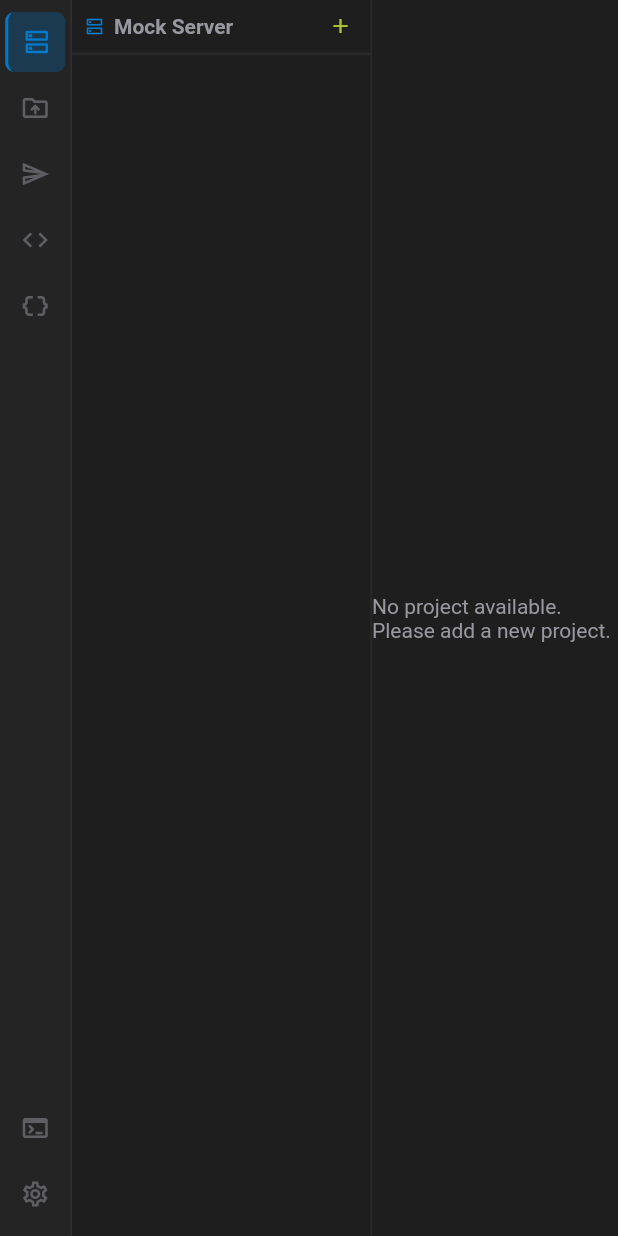
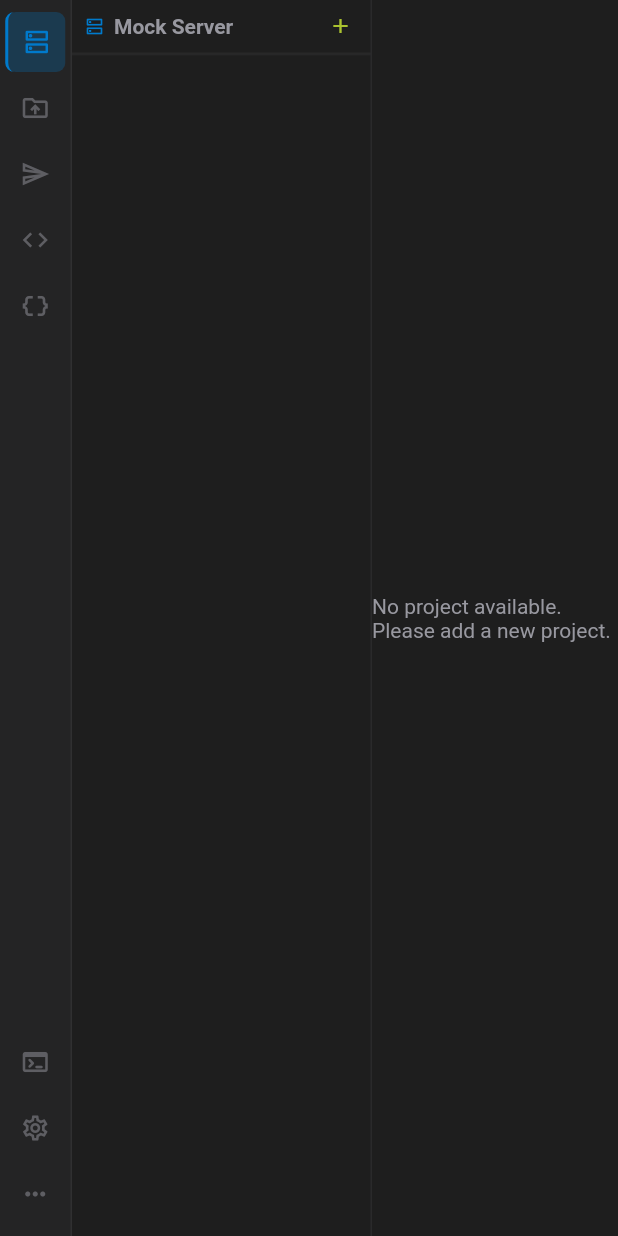
Before and after one commit to muhammadsaddamnur/mockondo, a Flutter app: the screen it shows after launch, on a phone screen of 412 x 824 dp. Run offline on Flutter 3.47's test engine with Material 3 defaults, Android fonts, the light colour scheme and no system bars; our stand-ins replace faker, file_picker, fluttertoast, get, math_expressions, shared_preferences and 2 more; missing offline and left inert: network_info_plus, re_editor, re_highlight, shelf_router, window_size.

Commit message:
feat: add import/export functionality and update app icon

```diff
--- a/lib/core/widgets/custom_json_textfield.dart
+++ b/lib/core/widgets/custom_json_textfield.dart
@@ -116,7 +116,9 @@ class _CustomJsonTextFieldState extends State<CustomJsonTextField> {
             child: Text('Beautify', style: TextStyle(fontSize: AppTextSize.badge)),
           ),
           Expanded(
-            child: CodeAutocomplete(
+            child: Shortcuts(
+              shortcuts: const <ShortcutActivator, Intent>{},
+              child: CodeAutocomplete(
               viewBuilder: buildInterpolationAutocompleteView,
               promptsBuilder: _promptsBuilder,
               child: CodeEditor(
@@ -176,6 +178,7 @@ class _CustomJsonTextFieldState extends State<CustomJsonTextField> {
               ),
             ),
             ),
+            ),
           ),
         ],
       ),
--- a/lib/features/home/presentation/pages/home_page.dart
+++ b/lib/features/home/presentation/pages/home_page.dart
@@ -16,6 +16,7 @@ import 'package:mockondo/features/home/presentation/widgets/ws_endpoint_widget.d
 import 'package:mockondo/features/http_client/presentation/pages/http_client_page.dart';
 import 'package:mockondo/features/json_to_code/presentation/pages/json_to_code_page.dart';
 import 'package:mockondo/features/mock_s3/presentation/pages/mock_s3_page.dart';
+import 'package:mockondo/core/export_import_service.dart';
 import 'package:mockondo/features/settings/presentation/pages/settings_page.dart';
 
 class HomePage extends StatefulWidget {
@@ -277,6 +278,8 @@ class _HomePageState extends State<HomePage> {
                   selected: _mode == _AppMode.settings,
                   onTap: () => setState(() => _mode = _AppMode.settings),
                 ),
+                const SizedBox(height: AppSpacing.xs),
+                _ImportExportIcon(),
                 const SizedBox(height: AppSpacing.m),
               ],
             ),
@@ -1121,6 +1124,64 @@ class _ActivityIcon extends StatelessWidget {
   }
 }
 
+// ── Import / Export icon ──────────────────────────────────────────────────────
+
+class _ImportExportIcon extends StatelessWidget {
+  @override
+  Widget build(BuildContext context) {
+    return Tooltip(
+      message: 'Import / Export Project',
+      preferBelow: false,
+      child: PopupMenuButton<String>(
+        offset: const Offset(44, 0),
+        shape: RoundedRectangleBorder(borderRadius: BorderRadius.circular(8)),
+        tooltip: '',
+        onSelected: (value) async {
+          if (value == 'export') {
+            await ExportImportService.export(context);
+          } else if (value == 'import') {
+            await ExportImportService.import(context);
+          }
+        },
+        itemBuilder: (_) => [
+          PopupMenuItem(
+            value: 'export',
+            child: Row(
+              children: [
+                Icon(Icons.upload_outlined, size: 16, color: AppColors.textD.withValues(alpha: 0.7)),
+                const SizedBox(width: 8),
+                Text('Export Project', style: TextStyle(fontSize: AppTextSize.small)),
+              ],
+            ),
+          ),
+          PopupMenuItem(
+            value: 'import',
+            child: Row(
+              children: [
+                Icon(Icons.download_outlined, size: 16, color: AppColors.textD.withValues(alpha: 0.7)),
+                const SizedBox(width: 8),
+                Text('Import Project', style: TextStyle(fontSize: AppTextSize.small)),
+              ],
+            ),
+          ),
+        ],
+        child: Container(
+          width: 40,
+          height: 40,
+          decoration: BoxDecoration(
+            borderRadius: BorderRadius.circular(6),
+          ),
+          child: Icon(
+            Icons.more_horiz_rounded,
+            size: 20,
+            color: AppColors.textD.withValues(alpha: 0.5),
+          ),
+        ),
+      ),
+    );
+  }
+}
+
 // ── Tab chip for HTTP / WebSocket switcher ────────────────────────────────────
 
 class _TabChip extends StatelessWidget {
--- a/lib/main.dart
+++ b/lib/main.dart
@@ -3,7 +3,6 @@ import 'dart:io';
 import 'package:flutter/material.dart';
 import 'package:get/get.dart';
 import 'package:mockondo/core/colors.dart';
-import 'package:mockondo/core/export_import_service.dart';
 import 'package:mockondo/features/home/presentation/pages/home_page.dart';
 import 'package:window_size/window_size.dart';
 
@@ -67,26 +66,6 @@ class MyApp extends StatelessWidget {
                 ),
             ],
           ),
-          // File menu — Export / Import.
-          PlatformMenu(
-            label: 'File',
-            menus: [
-              PlatformMenuItem(
-                label: 'Export Project……',
-                onSelected: () async {
-                  final ctx = Get.context;
-                  if (ctx != null) await ExportImportService.export(ctx);
-                },
-              ),
-              PlatformMenuItem(
-                label: 'Import Project…',
-                onSelected: () async {
-                  final ctx = Get.context;
-                  if (ctx != null) await ExportImportService.import(ctx);
-                },
-              ),
-            ],
-          ),
         ],
         child: const HomePage(),
       ),
--- a/pubspec.yaml
+++ b/pubspec.yaml
@@ -39,7 +39,7 @@ dependencies:
   http: ^1.4.0
   math_expressions: ^3.1.0
   network_info_plus: ^6.1.4
-  re_editor: ^0.7.0
+  re_editor: ^0.8.0
   re_highlight: ^0.0.3
   shared_preferences: ^2.5.3
   shelf: ^1.4.2
```
Also changed, not shown: .claude/settings.json, pubspec.lock, 6 other files.
